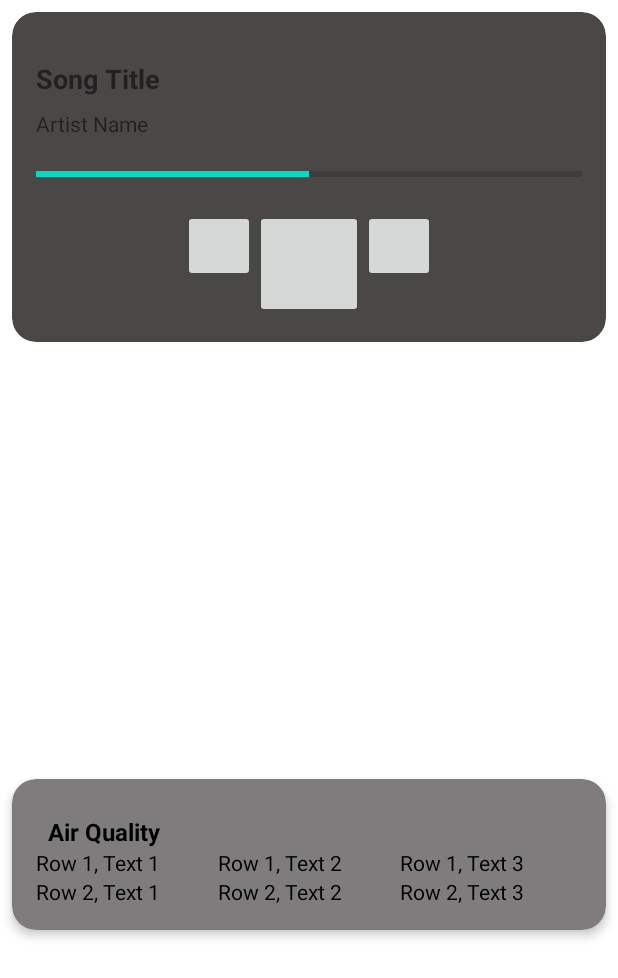
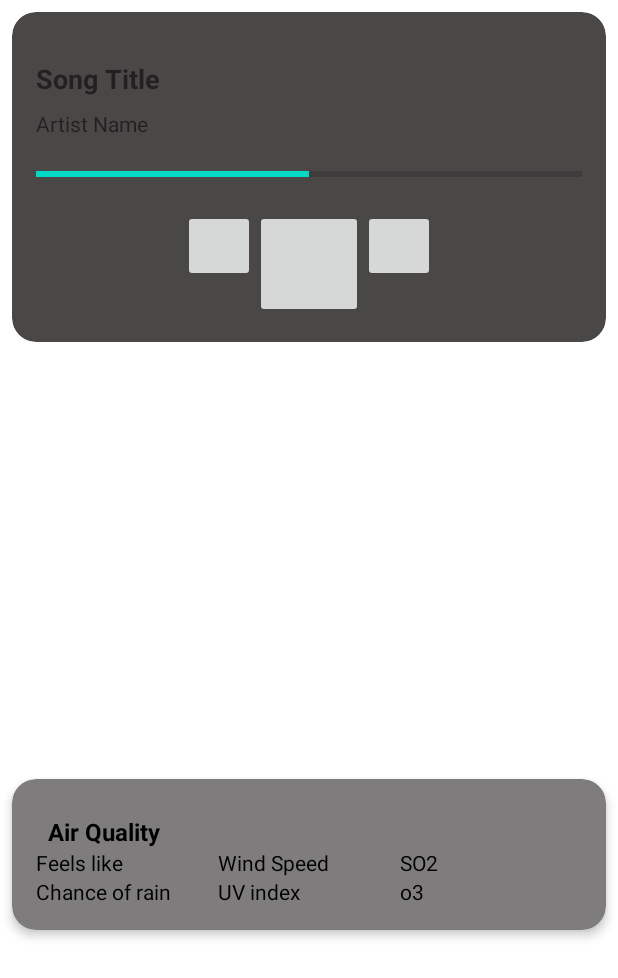
Before and after one commit to MorPfa/VibeCast, an Android app: the layout fragment_current_location.xml on its own in the app's theme, with its tools: preview values and no code run, on a phone screen of 412 x 824 dp. Shown: the top 978 px of the screen. Run offline under Robolectric (Android 15) with nearby library versions, the phone set to English and light mode, and no system bars.

Commit message:
Added background picture from initial design for closer match between prototype and design and added detail to homescreen

```diff
--- a/app/src/main/res/layout/activity_main.xml
+++ b/app/src/main/res/layout/activity_main.xml
@@ -6,7 +6,7 @@
     android:id="@+id/drawer_layout"
     android:layout_width="match_parent"
     android:layout_height="match_parent"
-    android:background="@drawable/pexels_karl_solano_2884590"
+    android:background="@drawable/osman_rana_gxezuwo5m4i_unsplash2"
     tools:openDrawer="start">
 
 
--- a/app/src/main/res/layout/fragment_current_location.xml
+++ b/app/src/main/res/layout/fragment_current_location.xml
@@ -319,7 +319,7 @@
                     android:layout_width="0dp"
                     android:layout_height="wrap_content"
                     android:layout_weight="1"
-                    android:text="Row 1, Text 1"
+                    android:text="@string/feels_like"
                     android:textColor="#000000"
                     android:textSize="14sp" />
 
@@ -327,7 +327,7 @@
                     android:layout_width="0dp"
                     android:layout_height="wrap_content"
                     android:layout_weight="1"
-                    android:text="Row 1, Text 2"
+                    android:text="@string/wind_speed"
                     android:textColor="#000000"
                     android:textSize="14sp" />
 
@@ -335,7 +335,7 @@
                     android:layout_width="0dp"
                     android:layout_height="wrap_content"
                     android:layout_weight="1"
-                    android:text="Row 1, Text 3"
+                    android:text="@string/So2"
                     android:textColor="#000000"
                     android:textSize="14sp" />
             </LinearLayout>
@@ -350,7 +350,7 @@
                     android:layout_width="0dp"
                     android:layout_height="wrap_content"
                     android:layout_weight="1"
-                    android:text="Row 2, Text 1"
+                    android:text="@string/chance_of_rain"
                     android:textColor="#000000"
                     android:textSize="14sp" />
 
@@ -358,7 +358,7 @@
                     android:layout_width="0dp"
                     android:layout_height="wrap_content"
                     android:layout_weight="1"
-                    android:text="Row 2, Text 2"
+                    android:text="@string/uv_index"
                     android:textColor="#000000"
                     android:textSize="14sp" />
 
@@ -366,7 +366,7 @@
                     android:layout_width="0dp"
                     android:layout_height="wrap_content"
                     android:layout_weight="1"
-                    android:text="Row 2, Text 3"
+                    android:text="@string/o3"
                     android:textColor="#000000"
                     android:textSize="14sp" />
             </LinearLayout>
@@ -374,6 +374,45 @@
     </androidx.cardview.widget.CardView>
 
 
+
+
+    <LinearLayout
+        android:id="@+id/bottom_row_titles"
+        android:layout_width="match_parent"
+        android:layout_height="wrap_content"
+        android:orientation="horizontal"
+        app:layout_constraintBottom_toTopOf="@id/linearLayout2">
+
+        <TextView
+            android:id="@+id/bottom_humidity_title"
+            android:layout_width="0dp"
+            android:layout_height="wrap_content"
+            android:layout_weight="1"
+            android:text="Humidity"
+            android:textAlignment="center"
+            android:textColor="#FFFFFF"
+            android:textStyle="bold" />
+
+        <TextView
+            android:id="@+id/bottom_chance_of_rain_title"
+            android:layout_width="0dp"
+            android:layout_height="wrap_content"
+            android:layout_weight="1"
+            android:text="Chance of rain"
+            android:textAlignment="center"
+            android:textColor="#FFFFFF"
+            android:textStyle="bold" />
+
+        <TextView
+            android:id="@+id/bottom_uv_index_title"
+            android:layout_width="0dp"
+            android:layout_height="wrap_content"
+            android:layout_weight="1"
+            android:text="UV Index"
+            android:textAlignment="center"
+            android:textColor="#FFFFFF"
+            android:textStyle="bold" />
+    </LinearLayout>
     <LinearLayout
         android:id="@+id/linearLayout2"
         android:layout_width="match_parent"
```
Also changed, not shown: 2 other files.
